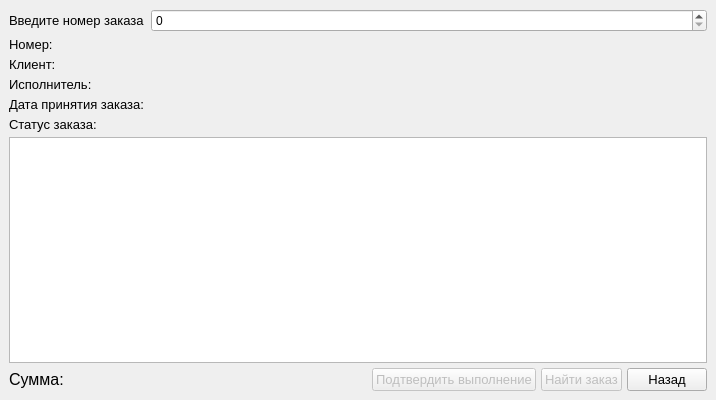
This is code/form_for_show_order.ui in Alex-Sidorov/SEFOLL as Qt 5 draws it before an edit. The edited form follows.
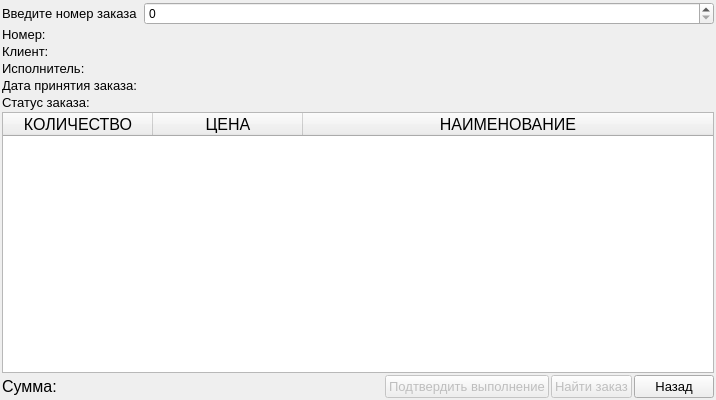
This is the edited form.

The edit to the form file:
```diff
--- a/code/form_for_show_order.ui
+++ b/code/form_for_show_order.ui
@@ -18,19 +18,19 @@
   </property>
   <layout class="QVBoxLayout" name="verticalLayout">
    <property name="spacing">
-    <number>5</number>
+    <number>2</number>
    </property>
    <property name="leftMargin">
-    <number>9</number>
+    <number>2</number>
    </property>
    <property name="topMargin">
-    <number>9</number>
+    <number>2</number>
    </property>
    <property name="rightMargin">
-    <number>9</number>
+    <number>2</number>
    </property>
    <property name="bottomMargin">
-    <number>9</number>
+    <number>2</number>
    </property>
    <item>
     <layout class="QHBoxLayout" name="horizontalLayout">
@@ -246,7 +246,7 @@
       <bool>false</bool>
      </property>
      <attribute name="horizontalHeaderVisible">
-      <bool>false</bool>
+      <bool>true</bool>
      </attribute>
      <attribute name="horizontalHeaderCascadingSectionResizes">
       <bool>true</bool>
```
Left out of the diff: 2 changed lines with no effect on the pictures.
